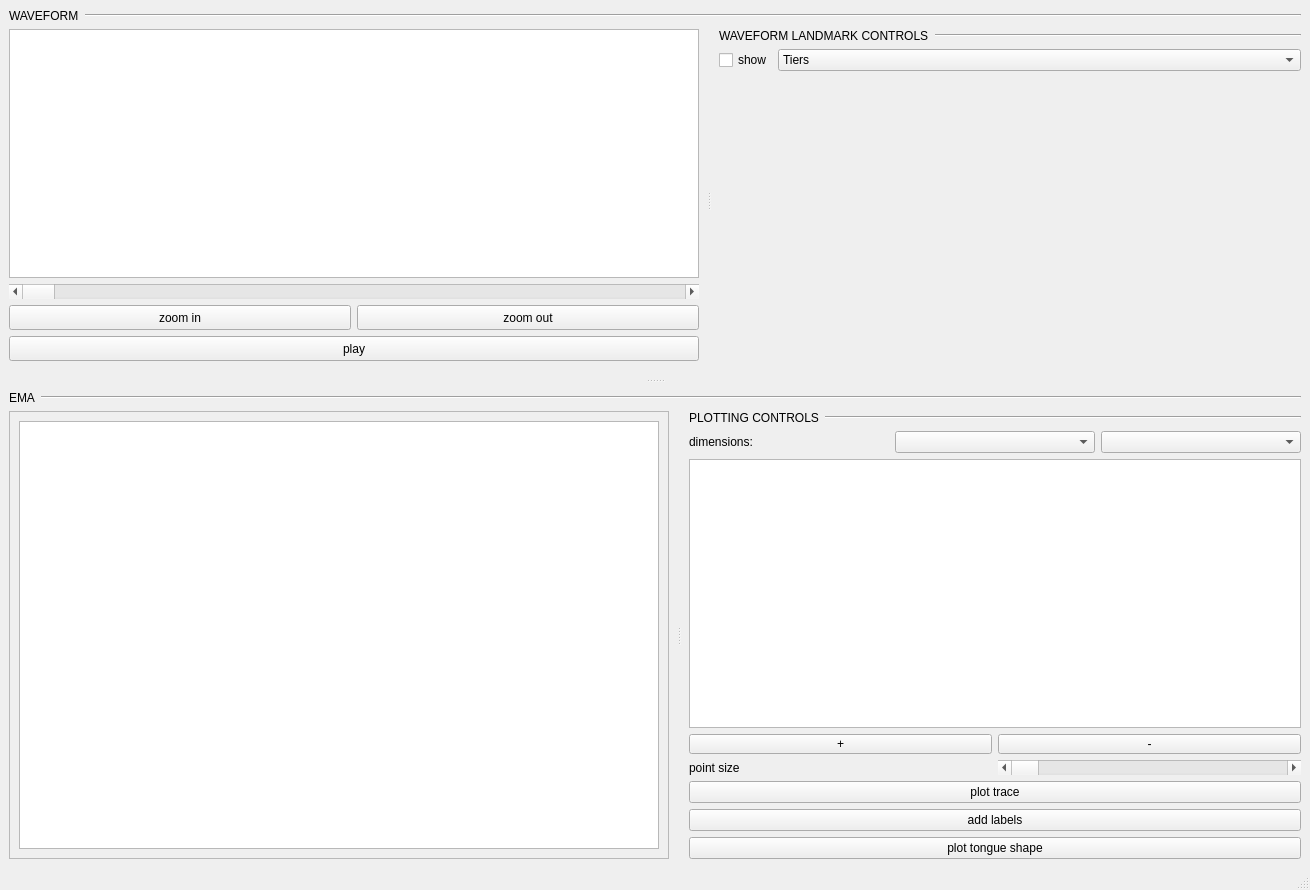
First picture: the form in gui/ui_files/ui_inspector2D.ui, repository phbuech/adatool, before the edit.
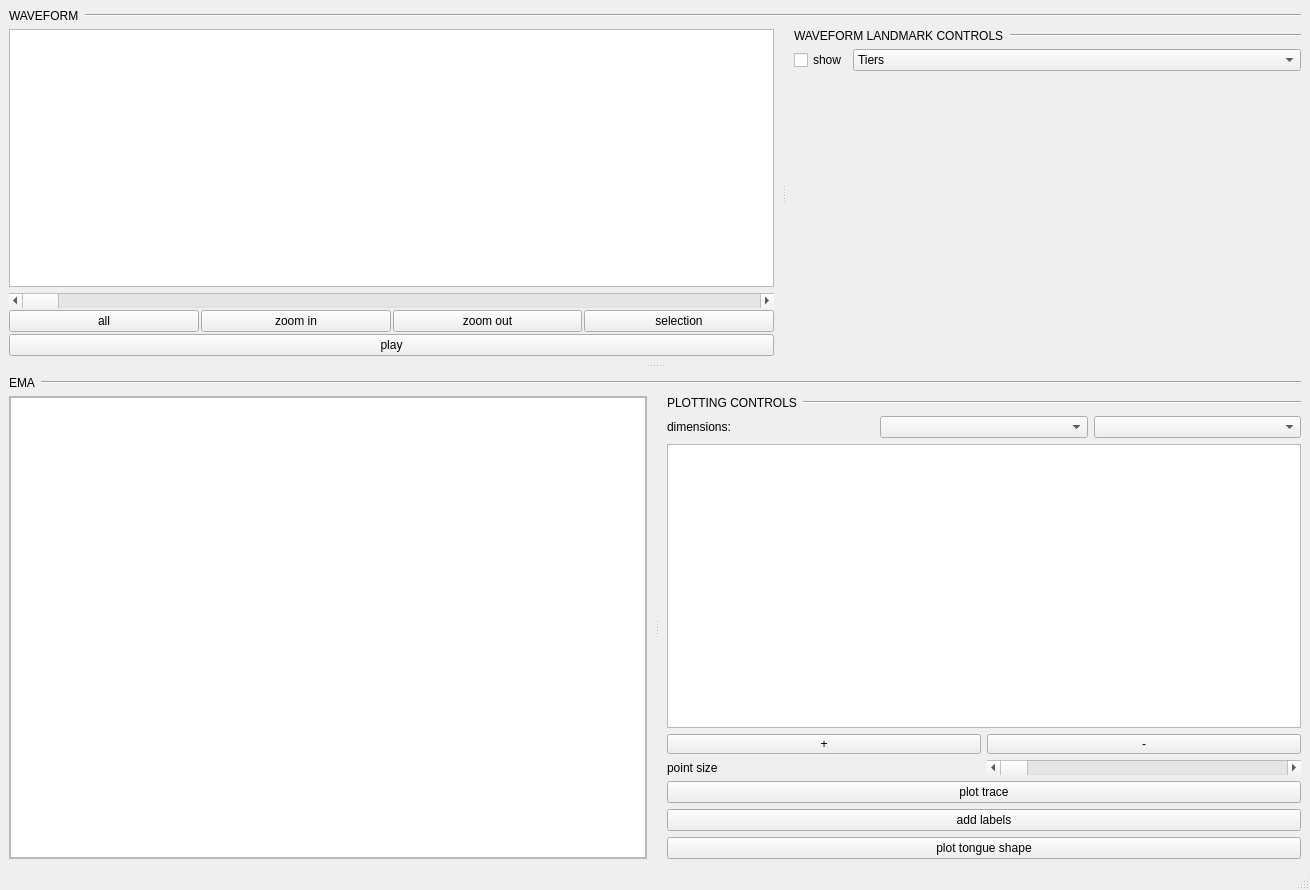
Second picture: the form after the edit. Custom widgets are drawn as their Qt base class.

Diff of the .ui file:
```diff
--- a/gui/ui_files/ui_inspector2D.ui
+++ b/gui/ui_files/ui_inspector2D.ui
@@ -124,6 +124,9 @@
               </item>
               <item>
                <layout class="QVBoxLayout" name="verticalLayout_5">
+                <property name="spacing">
+                 <number>2</number>
+                </property>
                 <item>
                  <widget class="QScrollBar" name="waveformSlider">
                   <property name="minimumSize">
@@ -142,12 +145,28 @@
                 </item>
                 <item>
                  <layout class="QHBoxLayout" name="horizontalLayout_4">
+                  <property name="spacing">
+                   <number>2</number>
+                  </property>
+                  <item>
+                   <widget class="QPushButton" name="zoomAllButton">
+                    <property name="sizePolicy">
+                     <sizepolicy hsizetype="Preferred" vsizetype="Fixed">
+                      <horstretch>0</horstretch>
+                      <verstretch>0</verstretch>
+                     </sizepolicy>
+                    </property>
+                    <property name="text">
+                     <string>all</string>
+                    </property>
+                   </widget>
+                  </item>
                   <item>
                    <widget class="QPushButton" name="zoomInButton">
                     <property name="maximumSize">
                      <size>
                       <width>16777215</width>
-                      <height>25</height>
+                      <height>16777215</height>
                      </size>
                     </property>
                     <property name="text">
@@ -166,13 +185,13 @@
                     <property name="minimumSize">
                      <size>
                       <width>0</width>
-                      <height>25</height>
+                      <height>19</height>
                      </size>
                     </property>
                     <property name="maximumSize">
                      <size>
                       <width>16777215</width>
-                      <height>25</height>
+                      <height>16777215</height>
                      </size>
                     </property>
                     <property name="text">
@@ -180,6 +199,13 @@
                     </property>
                    </widget>
                   </item>
+                  <item>
+                   <widget class="QPushButton" name="zoomSelectionButton">
+                    <property name="text">
+                     <string>selection</string>
+                    </property>
+                   </widget>
+                  </item>
                  </layout>
                 </item>
                 <item>
@@ -187,7 +213,7 @@
                   <property name="maximumSize">
                    <size>
                     <width>16777215</width>
-                    <height>25</height>
+                    <height>16777215</height>
                    </size>
                   </property>
                   <property name="text">
@@ -195,22 +221,6 @@
                   </property>
                  </widget>
                 </item>
-                <item>
-                 <spacer name="verticalSpacer_2">
-                  <property name="orientation">
-                   <enum>Qt::Vertical</enum>
-                  </property>
-                  <property name="sizeType">
-                   <enum>QSizePolicy::Fixed</enum>
-                  </property>
-                  <property name="sizeHint" stdset="0">
-                   <size>
-                    <width>20</width>
-                    <height>10</height>
-                   </size>
-                  </property>
-                 </spacer>
-                </item>
                </layout>
               </item>
              </layout>
@@ -367,6 +377,9 @@
             </property>
             <widget class="QWidget" name="verticalLayoutWidget_2">
              <layout class="QVBoxLayout" name="verticalLayout_2">
+              <property name="spacing">
+               <number>0</number>
+              </property>
               <item>
                <widget class="QFrame" name="emaPanel1">
                 <property name="sizePolicy">
@@ -388,8 +401,26 @@
                  <enum>QFrame::Raised</enum>
                 </property>
                 <layout class="QVBoxLayout" name="verticalLayout_15">
+                 <property name="spacing">
+                  <number>0</number>
+                 </property>
+                 <property name="leftMargin">
+                  <number>0</number>
+                 </property>
+                 <property name="topMargin">
+                  <number>0</number>
+                 </property>
+                 <property name="rightMargin">
+                  <number>0</number>
+                 </property>
+                 <property name="bottomMargin">
+                  <number>0</number>
+                 </property>
                  <item>
                   <layout class="QVBoxLayout" name="verticalLayout_16">
+                   <property name="spacing">
+                    <number>0</number>
+                   </property>
                    <item>
                     <widget class="PlotWidget" name="emaPlotWidget1">
                      <property name="sizePolicy">
```
